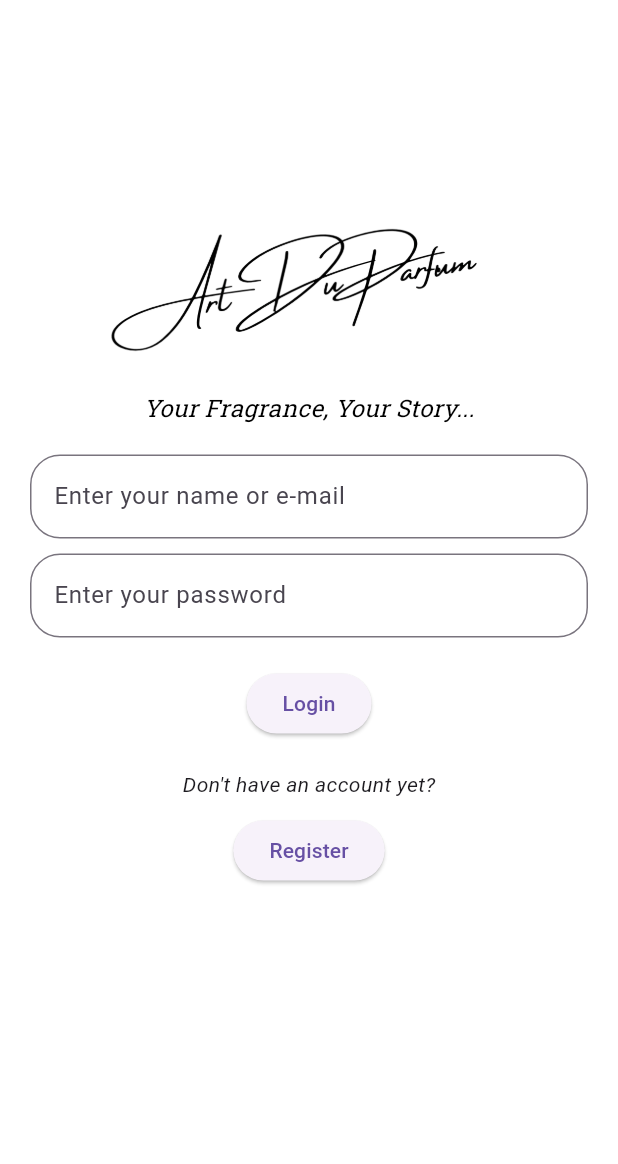
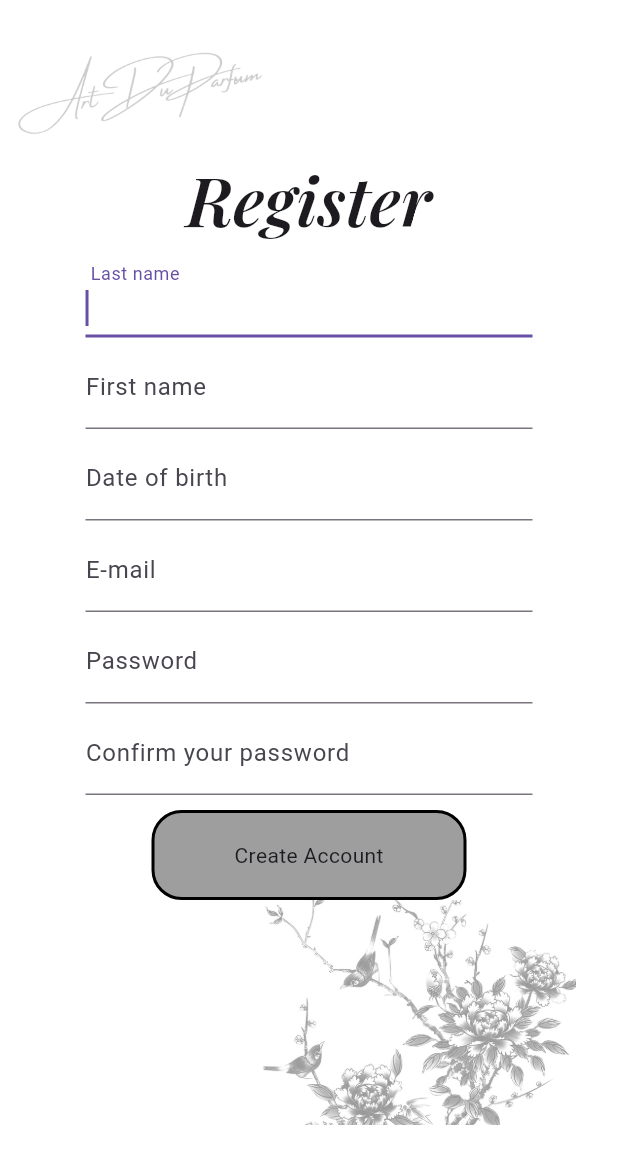
Before and after one commit to DARIUSROTARI/IC-project, a Flutter app: the screen it shows after launch, after a tap on "Register", on a phone screen of 412 x 824 dp. Shown: the top 1164 px of the screen. Run offline on Flutter 3.47's test engine with Material 3 defaults, Android fonts, the light colour scheme and no system bars; our stand-ins replace flutter_keyboard_visibility, google_fonts.

Commit message:
register page

```diff
--- /dev/null
+++ b/frontend/devtools_options.yaml
@@ -0,0 +1 @@
+extensions:
--- a/frontend/lib/main.dart
+++ b/frontend/lib/main.dart
@@ -1,11 +1,13 @@
 import 'package:proiect_ic/Pages/authmain_widget.dart';
 import 'package:flutter/material.dart';
+import 'package:proiect_ic/pages/Register.dart';
 
 
 void main() => runApp(MaterialApp(
   home: AuthmainWidget(),
   routes: {
    // '/home': (context) => GetStartedWidget(),
+      'register': (context) =>CreateAccountWidget(),
 
   },
 ));
--- /dev/null
+++ b/frontend/lib/models/register_model.dart
@@ -0,0 +1,54 @@
+import 'package:flutter/material.dart';
+
+class RegisterModel extends ChangeNotifier {
+  final unfocusNode = FocusNode();
+  // State field(s) for TextField widget.
+  FocusNode? firstNameFocusNode;
+  TextEditingController? firstnameController;
+  String? Function(BuildContext, String?)? firstNameValidator;
+
+  FocusNode? lastNameFocusNode;
+  TextEditingController? lastnameController;
+  String? Function(BuildContext, String?)? secondNameValidator;
+
+  FocusNode? dobFocusNode;
+  TextEditingController? dateofbirthController;
+  String? Function(BuildContext, String?)? dobValidator;
+
+  FocusNode? passwordFocusNode;
+  TextEditingController? passwordController;
+  String? Function(BuildContext, String?)? passwordValidator;
+
+  FocusNode? emailFocusNode;
+  TextEditingController? emailController;
+  String? Function(BuildContext, String?)? emailValidator;
+
+  FocusNode? confirmPasswordFocusNode;
+  TextEditingController? confirmyourpasswordController;
+  String? Function(BuildContext, String?)? confirmPasswordValidator;
+
+  @override
+  void initState(BuildContext context) {}
+
+  @override
+  void dispose() {
+    unfocusNode.dispose();
+    firstNameFocusNode?.dispose();
+    firstnameController?.dispose();
+
+    lastNameFocusNode?.dispose();
+    lastnameController?.dispose();
+
+    dobFocusNode?.dispose();
+    dateofbirthController?.dispose();
+
+    passwordFocusNode?.dispose();
+    passwordController?.dispose();
+
+    emailFocusNode?.dispose();
+    emailController?.dispose();
+
+    confirmPasswordFocusNode?.dispose();
+    confirmyourpasswordController?.dispose();
+  }
+}
--- /dev/null
+++ b/frontend/lib/pages/Register.dart
@@ -0,0 +1,222 @@
+import 'dart:async';
+import 'package:flutter/material.dart';
+import 'package:flutter/services.dart';
+import 'package:flutter_keyboard_visibility/flutter_keyboard_visibility.dart';
+import 'package:google_fonts/google_fonts.dart';
+import 'package:flutter/foundation.dart' show kIsWeb;
+import '../models/register_model.dart'; // Importăm modelul de creare a contului
+export '../models/register_model.dart';
+
+
+class CreateAccountWidget extends StatefulWidget {
+  const CreateAccountWidget({Key? key}) : super(key: key);
+
+  @override
+  _CreateAccountWidgetState createState() => _CreateAccountWidgetState();
+}
+
+class _CreateAccountWidgetState extends State<CreateAccountWidget> {
+  late StreamSubscription<bool> _keyboardVisibilitySubscription;
+  bool _isKeyboardVisible = false;
+  final bool isWeb = kIsWeb;
+  late RegisterModel _model;
+  final scaffoldKey = GlobalKey<ScaffoldState>();
+
+  @override
+  void initState() {
+    super.initState();
+    _model = RegisterModel();
+    _model.initState(context);
+
+    _model.lastnameController = TextEditingController(); // Inițializăm controllerul pentru prenume
+    _model.firstnameController = TextEditingController(); // Inițializăm controllerul pt nume
+    _model.dateofbirthController = TextEditingController(); // Inițializăm controllerul de data nasterii
+    _model.emailController = TextEditingController();//email
+    _model.passwordController = TextEditingController();//parola
+    _model.confirmyourpasswordController = TextEditingController();//confirma parola
+
+    if (!isWeb) {
+      _keyboardVisibilitySubscription =
+          KeyboardVisibilityController().onChange.listen((bool visible) {
+            setState(() {
+              _isKeyboardVisible = visible;
+            });
+          });
+    }
+  }
+
+  @override
+  void dispose() {
+    if (!isWeb) {
+      _keyboardVisibilitySubscription.cancel();
+    }
+    _model.dispose();
+    super.dispose();
+  }
+
+  @override
+  @override
+  Widget build(BuildContext context) {
+    return GestureDetector(
+      onTap: () => _model.unfocusNode.canRequestFocus
+          ? FocusScope.of(context).requestFocus(_model.unfocusNode)
+          : FocusScope.of(context).unfocus(),
+      child: Scaffold(
+        key: scaffoldKey,
+        backgroundColor: Colors.white,
+        body: SafeArea(
+          top: true,
+          child: SingleChildScrollView( // Folosim SingleChildScrollView aici
+            child: Column(
+              mainAxisSize: MainAxisSize.max,
+              mainAxisAlignment: MainAxisAlignment.start,
+              children: [
+                Row(
+                  mainAxisSize: MainAxisSize.max,
+                  children: [
+                    Opacity(
+                      opacity: 0.2,
+                      child: ClipRRect(
+                        borderRadius: BorderRadius.circular(8),
+                        child: Image.asset(
+                          'assets/images/Screenshot_2024-03-23_at_10.28.37.png',
+                          width: 200,
+                          height: 100,
+                          fit: BoxFit.cover,
+                        ),
+                      ),
+                    ),
+                  ],
+                ),
+                Row(
+                  mainAxisSize: MainAxisSize.max,
+                  mainAxisAlignment: MainAxisAlignment.center,
+                  children: [
+                    Text(
+                      'Register',
+                      textAlign: TextAlign.center,
+                      style: GoogleFonts.playfairDisplay( // Folosim Google Fonts pentru fontul Playfair Display
+                        textStyle: TextStyle(
+                          fontSize: 45,
+                          fontWeight: FontWeight.w600,
+                          fontStyle: FontStyle.italic,
+                        ),
+                      ),
+                    ),
+                  ],
+                ),
+                Padding(
+                  padding: EdgeInsets.fromLTRB(57, 5, 57, 0),
+                  child: TextFormField(
+                    controller: _model.lastnameController,
+                    focusNode: _model.firstNameFocusNode,
+                    autofocus: true,
+                    obscureText: false,
+                    decoration: InputDecoration(
+                      labelText: ' Last name',
+                    ),
+                  ),
+                ),
+                Padding(
+                  padding: EdgeInsets.fromLTRB(57, 5, 57, 0),
+                  child: TextFormField(
+                    controller: _model.lastnameController,
+                    focusNode: _model.lastNameFocusNode,
+                    obscureText: false,
+                    decoration: InputDecoration(
+                      labelText: 'First name',
+                    ),
+                  ),
+                ),
+                Padding(
+                  padding: EdgeInsets.fromLTRB(57, 5, 57, 0),
+                  child: TextFormField(
+                    controller: _model.dateofbirthController,
+                    focusNode: _model.dobFocusNode,
+                    obscureText: false,
+                    decoration: InputDecoration(
+                      labelText: 'Date of birth',
+                    ),
+                  ),
+                ),
+                Padding(
+                  padding: EdgeInsets.fromLTRB(57, 5, 57, 0),
+                  child: TextFormField(
+                    controller: _model.emailController,
+                    focusNode: _model.emailFocusNode,
+                    obscureText: false,
+                    decoration: InputDecoration(
+                      labelText: 'E-mail',
+                    ),
+                  ),
+                ),
+                Padding(
+                  padding: EdgeInsets.fromLTRB(57, 5, 57, 0),
+                  child: TextFormField(
+                    controller: _model.passwordController,
+                    focusNode: _model.passwordFocusNode,
+                    obscureText: true,
+                    decoration: InputDecoration(
+                      labelText: 'Password',
+                    ),
+                  ),
+                ),
+                Padding(
+                  padding: EdgeInsets.fromLTRB(57, 5, 57, 0),
+                  child: TextFormField(
+                    controller: _model.confirmyourpasswordController,
+                    focusNode: _model.confirmPasswordFocusNode,
+                    obscureText: true,
+                    decoration: InputDecoration(
+                      labelText: 'Confirm your password',
+                    ),
+                  ),
+                ),
+                Padding(
+                  padding: EdgeInsets.fromLTRB(0, 10, 0, 0),
+                  child: Container(
+                    width: 210,
+                    height: 60,
+                    decoration: BoxDecoration(
+                      color: Colors.grey,
+                      borderRadius: BorderRadius.circular(20),
+                      border: Border.all(
+                        color: Colors.black,
+                        width: 2,
+                      ),
+                    ),
+                    child: Center(
+                      child: Text(
+                        'Create Account',
+                      ),
+                    ),
+                  ),
+                ),
+                Row(
+                  mainAxisSize: MainAxisSize.max,
+                  children: [
+                    Opacity(
+                      opacity: 0.4,
+                      child: Padding(
+                        padding: EdgeInsets.fromLTRB(170, 0, 0, 0),
+                        child: ClipRRect(
+                          borderRadius: BorderRadius.circular(8),
+                          child: Image.asset(
+                            'assets/images/IMG_4750.jpg',
+                            width: 214,
+                            height: 150,
+                            fit: BoxFit.cover,
+                          ),
+                        ),
+                      ),
+                    ),
+                  ],
+                ),
+              ],
+            ),
+          ),
+        ),
+      ),
+    );
+  }
+}
--- a/frontend/lib/pages/authmain_widget.dart
+++ b/frontend/lib/pages/authmain_widget.dart
@@ -1,5 +1,6 @@
 import 'package:flutter/material.dart';
 import 'package:google_fonts/google_fonts.dart';
+import 'package:proiect_ic/pages/Register.dart';
 
 class AuthmainWidget extends StatefulWidget {
   const AuthmainWidget({Key? key}) : super(key: key);
@@ -48,7 +49,7 @@ class _AuthmainWidgetState extends State<AuthmainWidget> {
                 Text(
                   'Your Fragrance, Your Story...',
                   textAlign: TextAlign.center,
-                  style: GoogleFonts.robotoSlab(
+                  style: GoogleFonts.playfairDisplay(
                     color: Colors.black,
                     fontSize: 16,
                     fontStyle: FontStyle.italic,
@@ -91,13 +92,19 @@ class _AuthmainWidgetState extends State<AuthmainWidget> {
                 SizedBox(height: 20),
                 Text(
                   'Don\'t have an account yet?',
-                  style: TextStyle(fontStyle: FontStyle.italic),
+                  textAlign: TextAlign.center,
+                  style: GoogleFonts.playfairDisplay(
+                    color: Colors.black,
+                    fontSize: 16,
+                    fontStyle: FontStyle.italic,
+                  )
                 ),
                 SizedBox(height: 10),
                 ElevatedButton(
-                  onPressed: () {
-                    // Handle register button press
-                  },
+                  onPressed: ()  {
+                    Navigator.push(context, MaterialPageRoute(builder: (context) => CreateAccountWidget()),
+          );
+        },
                   child: Text('Register'),
                 ),
               ],
```
Also changed, not shown: frontend/assets/images/IMG_4750.jpg (added).
